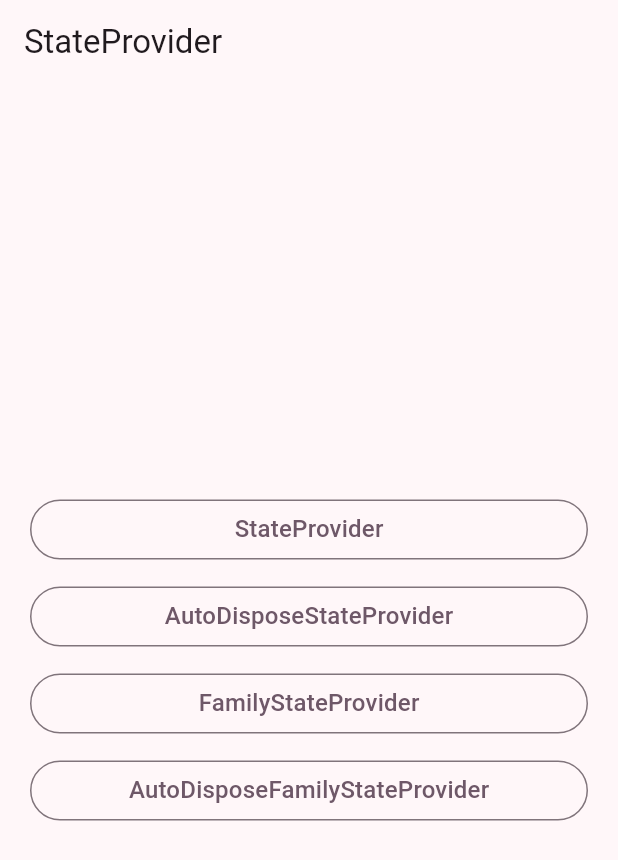
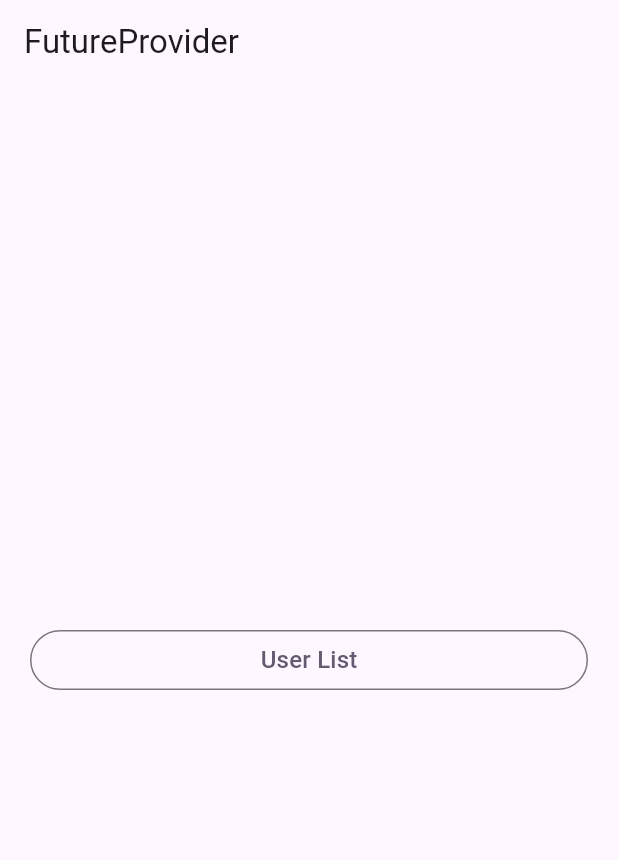
Before and after one commit to RamanGodun/Riverpod, a Flutter app: the screen it shows after launch, on a phone screen of 412 x 824 dp. Shown: the top 860 px of the screen. Run offline on Flutter 3.47's test engine with Material 3 defaults, Android fonts, the phone set to English and light mode, and no system bars; our stand-ins replace dio, equatable, flutter_riverpod, freezed_annotation, riverpod, riverpod_annotation; generated files the repository leaves out were written again.

Commit message:
feat: first iteration

```diff
--- /dev/null
+++ b/lib/data/models/models/user.dart
@@ -0,0 +1,19 @@
+import 'package:flutter/foundation.dart';
+import 'package:freezed_annotation/freezed_annotation.dart';
+
+part 'user.freezed.dart';
+part 'user.g.dart';
+
+@freezed
+class User with _$User {
+  const factory User({
+    required int id,
+    required String name,
+    required String username,
+    required String email,
+    required String phone,
+    required String website,
+  }) = _User;
+
+  factory User.fromJson(Map<String, dynamic> json) => _$UserFromJson(json);
+}
--- /dev/null
+++ b/lib/domain/future_provider/providers/users_providers.dart
@@ -0,0 +1,48 @@
+// import 'package:flutter_riverpod/flutter_riverpod.dart';
+import 'package:riverpod_annotation/riverpod_annotation.dart';
+import '../../../../data/models/models/user.dart';
+import 'dio_provider.dart';
+part 'users_providers.g.dart';
+
+// final userListProvider = FutureProvider.autoDispose<List<User>>((ref) async {
+//   ref.onDispose(() {
+//     print('[userListProvider] disposed');
+//   });
+//   final response = await ref.watch(dioProvider).get('/users');
+//   // throw 'Fail to fetch user list';
+//   final List userList = response.data;
+//   final users = [for (final user in userList) User.fromJson(user)];
+//   return users;
+// });
+
+@riverpod
+FutureOr<List<User>> userList(UserListRef ref) async {
+  ref.onDispose(() {
+    print('[userListProvider] disposed');
+  });
+  final response = await ref.watch(dioProvider).get('/users');
+  // throw 'Fail to fetch user list';
+  final List userList = response.data;
+  final users = [for (final user in userList) User.fromJson(user)];
+  return users;
+}
+
+// final userDetailProvider =
+//     FutureProvider.autoDispose.family<User, int>((ref, id) async {
+//   ref.onDispose(() {
+//     print('[userDetailProvider($id)] disposed');
+//   });
+//   final response = await ref.watch(dioProvider).get('/users/$id');
+//   final user = User.fromJson(response.data);
+//   return user;
+// });
+
+@riverpod
+FutureOr<User> userDetail(UserDetailRef ref, int id) async {
+  ref.onDispose(() {
+    print('[userDetailProvider($id)] disposed');
+  });
+  final response = await ref.watch(dioProvider).get('/users/$id');
+  final user = User.fromJson(response.data);
+  return user;
+}
--- a/lib/main.dart
+++ b/lib/main.dart
@@ -1,10 +1,7 @@
 import 'package:flutter/material.dart';
 import 'package:flutter_riverpod/flutter_riverpod.dart';
 
-import 'domain/_1_state_provider/plus_auto_dispose_mod/auto_dispose_provider_presentation.dart';
-import 'domain/_1_state_provider/plus_family_auto_dispose_mod/auto_dispose_family_provider_presentation.dart';
-import 'domain/_1_state_provider/basic/basic_provider_presentation.dart';
-import 'domain/_1_state_provider/plus_family_mod/family_provider_presentation.dart';
+import 'domain/future_provider/pages/users/user_list_page.dart';
 import 'widgets/custom_button.dart';
 
 void main() {
@@ -21,10 +18,10 @@ class MyApp extends StatelessWidget {
   @override
   Widget build(BuildContext context) {
     return MaterialApp(
-      title: 'StateProvider',
+      title: 'Future Provider',
+      debugShowCheckedModeBanner: false,
       theme: ThemeData(
-        colorScheme: ColorScheme.fromSeed(
-            seedColor: const Color.fromARGB(255, 231, 6, 223)),
+        colorScheme: ColorScheme.fromSeed(seedColor: Colors.deepPurple),
         useMaterial3: true,
       ),
       home: const MyHomePage(),
@@ -39,7 +36,7 @@ class MyHomePage extends StatelessWidget {
   Widget build(BuildContext context) {
     return Scaffold(
       appBar: AppBar(
-        title: const Text('StateProvider'),
+        title: const Text('FutureProvider'),
       ),
       body: Center(
         child: ListView(
@@ -47,20 +44,8 @@ class MyHomePage extends StatelessWidget {
           padding: const EdgeInsets.all(20),
           children: const [
             CustomButton(
-              title: 'StateProvider',
-              child: BasicPage(),
-            ),
-            CustomButton(
-              title: 'AutoDisposeStateProvider',
-              child: AutoDisposePage(),
-            ),
-            CustomButton(
-              title: 'FamilyStateProvider',
-              child: FamilyPage(),
-            ),
-            CustomButton(
-              title: 'AutoDisposeFamilyStateProvider',
-              child: AutoDisposeFamilyPage(),
+              title: 'User List',
+              child: UserListPage(),
             ),
           ],
         ),
--- a/pubspec.yaml
+++ b/pubspec.yaml
@@ -8,6 +8,7 @@ environment:
 
 dependencies:
   cupertino_icons: ^1.0.8
+  dio: ^5.7.0
   equatable: ^2.0.5
   flutter:
     sdk: flutter
@@ -31,8 +32,8 @@ dev_dependencies:
 
 flutter:
   uses-material-design: true
+
 # analyzer:
 #   plugins:
 #     - custom_lint
-
 # include: package:flutter_lints/flutter.yaml
```
Also changed, not shown: lib/domain/future_provider/about_future_provider.dart (added, +45 -0 lines), lib/domain/future_provider/pages/users/user_detail_page.dart (added, +97 -0 lines), lib/domain/future_provider/pages/users/user_list_page.dart (added, +81 -0 lines), lib/domain/future_provider/providers/dio_provider.dart (added, +11 -0 lines), lib/widgets/custom_list_tile.dart (added, +21 -0 lines), lib/widgets/mini_widgets.dart (added, +23 -0 lines), lib/widgets/text_widgets.dart (+46 -0 lines), lib/data/models/models/user.freezed.dart (added), lib/data/models/models/user.g.dart (added), lib/domain/_1_state_provider/plus_auto_dispose_mod/_auto_dispose_provider.g.dart, lib/domain/future_provider/providers/dio_provider.g.dart, lib/domain/future_provider/providers/users_providers.g.dart (added).
